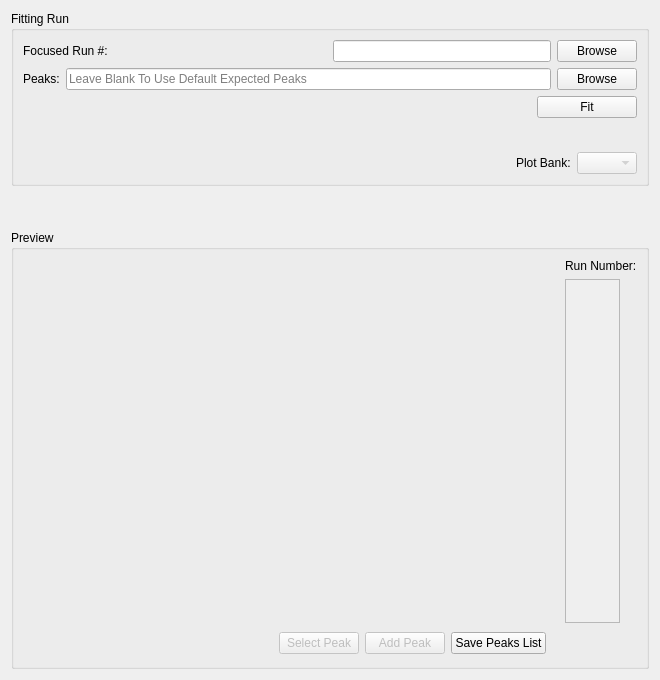
The window that MantidQt/CustomInterfaces/inc/MantidQtCustomInterfaces/EnggDiffraction/EnggDiffractionQtTabFitting.ui (mantidproject/mantid) describes before a commit, drawn with Qt 5.
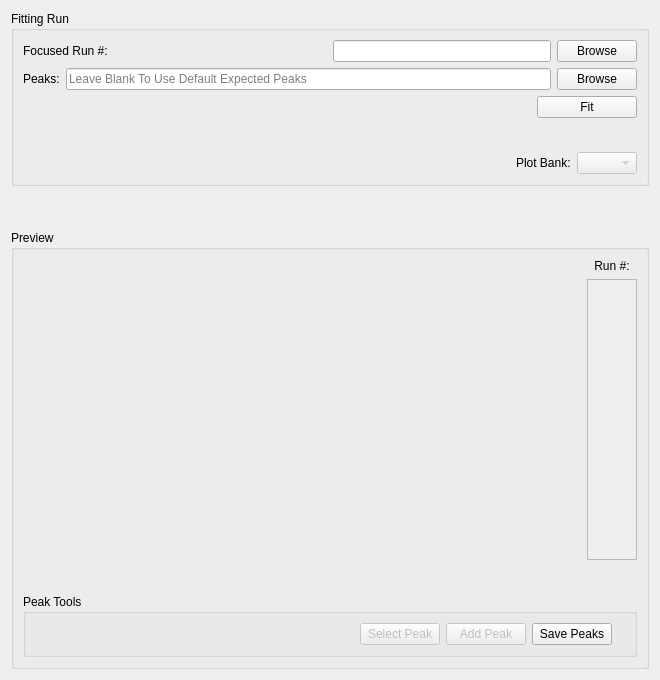
The same window after the commit. Custom widgets are drawn as their Qt base class.

Commit message:
layout and peak buttons moved to seperate group-box
refs #16194

What changed in the file:
```diff
--- a/MantidQt/CustomInterfaces/inc/MantidQtCustomInterfaces/EnggDiffraction/EnggDiffractionQtTabFitting.ui
+++ b/MantidQt/CustomInterfaces/inc/MantidQtCustomInterfaces/EnggDiffraction/EnggDiffractionQtTabFitting.ui
@@ -242,14 +242,20 @@
       <string>Preview</string>
      </property>
      <layout class="QGridLayout" name="gridLayout">
-      <item row="0" column="3">
+      <item row="0" column="2">
        <widget class="QLabel" name="label_qlist_bank">
+        <property name="layoutDirection">
+         <enum>Qt::LeftToRight</enum>
+        </property>
         <property name="text">
-         <string>Run Number:</string>
+         <string>Run #:</string>
+        </property>
+        <property name="alignment">
+         <set>Qt::AlignCenter</set>
         </property>
        </widget>
       </item>
-      <item row="1" column="0" colspan="3">
+      <item row="1" column="0" colspan="2">
        <widget class="QwtPlot" name="dataPlot">
         <property name="sizePolicy">
          <sizepolicy hsizetype="Expanding" vsizetype="Expanding">
@@ -259,8 +265,8 @@
         </property>
         <property name="minimumSize">
          <size>
-          <width>531</width>
-          <height>300</height>
+          <width>0</width>
+          <height>0</height>
          </size>
         </property>
         <property name="sizeIncrement">
@@ -271,7 +277,7 @@
         </property>
        </widget>
       </item>
-      <item row="1" column="3">
+      <item row="1" column="2">
        <layout class="QVBoxLayout" name="verticalLayout_2">
         <item>
          <widget class="QListWidget" name="listWidget_fitting_run_num">
@@ -281,12 +287,12 @@
           <property name="minimumSize">
            <size>
             <width>40</width>
-            <height>300</height>
+            <height>0</height>
            </size>
           </property>
           <property name="maximumSize">
            <size>
-            <width>55</width>
+            <width>50</width>
             <height>16777215</height>
            </size>
           </property>
@@ -321,6 +327,38 @@
        </spacer>
       </item>
       <item row="2" column="2">
+       <spacer name="verticalSpacer">
+        <property name="orientation">
+         <enum>Qt::Vertical</enum>
+        </property>
+        <property name="sizeHint" stdset="0">
+         <size>
+          <width>20</width>
+          <height>28</height>
+         </size>
+        </property>
+       </spacer>
+      </item>
+      <item row="3" column="0" colspan="3">
+       <widget class="QGroupBox" name="groupBox_peak_tools">
+        <property name="title">
+         <string>Peak Tools</string>
+        </property>
+        <layout class="QHBoxLayout" name="horizontalLayout_2">
+         <item>
+          <spacer name="horizontalSpacer_2">
+           <property name="orientation">
+            <enum>Qt::Horizontal</enum>
+           </property>
+           <property name="sizeHint" stdset="0">
+            <size>
+             <width>289</width>
+             <height>20</height>
+            </size>
+           </property>
+          </spacer>
+         </item>
+         <item>
        <layout class="QHBoxLayout" name="horizontalLayout_peak_button">
         <item>
          <spacer name="horizontalSpacer_17">
@@ -361,7 +399,7 @@
            <bool>true</bool>
           </property>
           <property name="text">
-           <string>Save Peaks List</string>
+              <string>Save Peaks</string>
           </property>
          </widget>
         </item>
@@ -374,8 +412,14 @@
         </item>
        </layout>
       </item>
-      <item row="2" column="3">
-       <spacer name="verticalSpacer">
+        </layout>
+       </widget>
+      </item>
+     </layout>
+    </widget>
+   </item>
+   <item row="1" column="0">
+    <spacer name="verticalSpacer_6">
         <property name="orientation">
          <enum>Qt::Vertical</enum>
         </property>
@@ -386,9 +430,6 @@
          </size>
         </property>
        </spacer>
-      </item>
-     </layout>
-    </widget>
    </item>
   </layout>
  </widget>
```
Left out of the diff: 21 changed lines with no effect on the pictures. Lines whose indentation alone changed are shown as unchanged.
